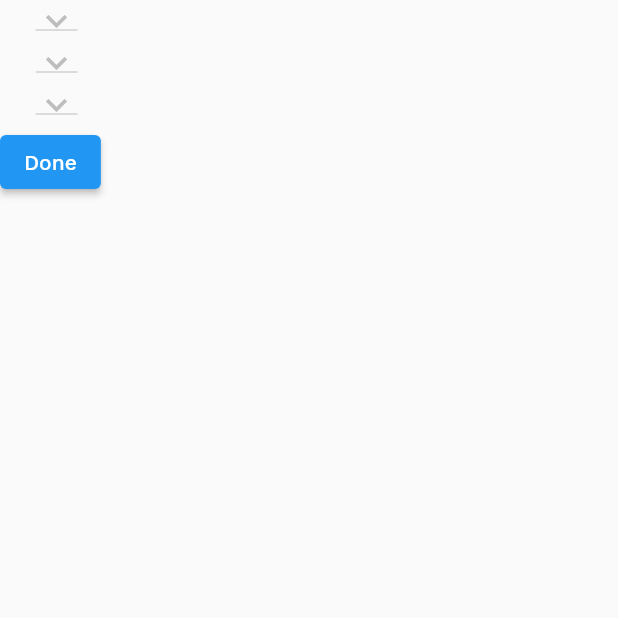
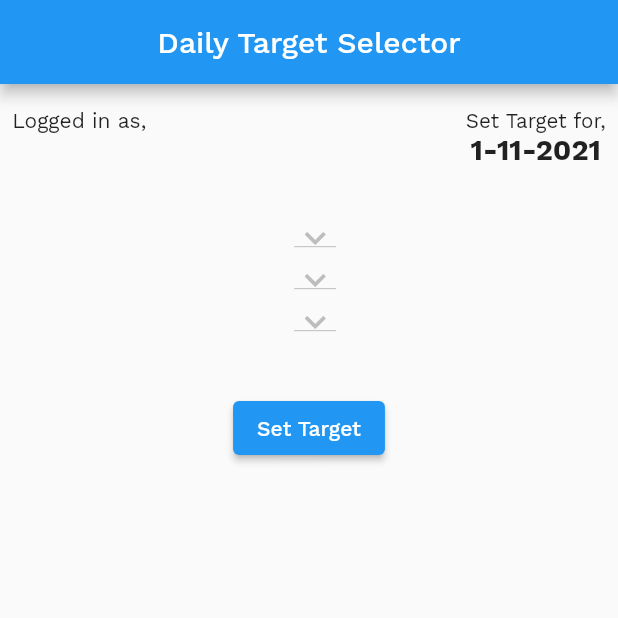
Before and after one commit to AdityaChaudhary18/chef_gram, a Flutter app: the screen it shows once a user with an empty profile is signed in, on a phone screen of 412 x 824 dp, the top half of it. Run offline on Flutter 3.47's test engine with Material 2 defaults, Android fonts, the phone set to English and light mode, and no system bars; our stand-ins replace cloud_firestore, firebase_auth, firebase_core, flutter_slidable, sizer; missing offline and left inert: dart:ffi; accounts and stored records are empty.

Commit message:
Refined Beat Selector

```diff
--- a/lib/screens/Dashboard/beat_selector.dart
+++ b/lib/screens/Dashboard/beat_selector.dart
@@ -7,6 +7,7 @@ import 'package:flutter/material.dart';
 import 'package:provider/provider.dart';
 import 'package:sizer/sizer.dart';
 
+import '../../authentication_service.dart';
 import '../../database_service.dart';
 
 class BeatSelector extends StatefulWidget {
@@ -70,10 +71,23 @@ class _BeatSelectorState extends State<BeatSelector> {
     super.initState();
   }
 
+  var now = new DateTime.now();
+
   @override
   Widget build(BuildContext context) {
+    if (Provider.of<Profile>(context).state != '' &&
+        Provider.of<Profile>(context).city != '' &&
+        Provider.of<Profile>(context).beat != '' &&
+        Provider.of<Profile>(context).timeTargetUpdated?.toDate().day ==
+            DateTime.now().day) {
+      return Dashboard();
+    } else {
       return SafeArea(
         child: Scaffold(
+          appBar: AppBar(
+            title: Text("Daily Target Selector"),
+            centerTitle: true,
+          ),
           body: Consumer<Profile>(builder: (context, profile, child) {
             if (profile.state != '' &&
                 profile.city != '' &&
@@ -81,8 +95,49 @@ class _BeatSelectorState extends State<BeatSelector> {
                 profile.timeTargetUpdated?.toDate().day == DateTime.now().day) {
               return Dashboard();
             } else
-            return Column(
+              return Padding(
+                padding: EdgeInsets.symmetric(horizontal: 2.w, vertical: 2.h),
+                child: Column(
+                  crossAxisAlignment: CrossAxisAlignment.start,
                   children: [
+                    Row(
+                      crossAxisAlignment: CrossAxisAlignment.start,
+                      mainAxisAlignment: MainAxisAlignment.spaceBetween,
+                      children: [
+                        Column(
+                          crossAxisAlignment: CrossAxisAlignment.start,
+                          children: [
+                            Text("Logged in as,"),
+                            Text(
+                              profile.name,
+                              style: TextStyle(
+                                  fontSize: 14.sp, fontWeight: FontWeight.bold),
+                            ),
+                          ],
+                        ),
+                        Column(
+                          children: [
+                            Text(
+                              "Set Target for,",
+                              style: TextStyle(fontSize: 10.sp),
+                            ),
+                            Text(
+                              "${now.day}-${now.month}-${now.year}",
+                              style: TextStyle(
+                                  fontSize: 14.sp, fontWeight: FontWeight.bold),
+                            ),
+                          ],
+                        ),
+                      ],
+                    ),
+                    Container(
+                      width: 100.w,
+                      child: Column(
+                        crossAxisAlignment: CrossAxisAlignment.center,
+                        children: [
+                          SizedBox(
+                            height: 4.h,
+                          ),
                           Padding(
                             padding: EdgeInsets.only(left: 2.w),
                             child: DropdownButton<String>(
@@ -100,7 +155,8 @@ class _BeatSelectorState extends State<BeatSelector> {
                               },
                               items: stateMap.keys
                                   .toList()
-                        .map<DropdownMenuItem<String>>((String value) {
+                                  .map<DropdownMenuItem<String>>(
+                                      (String value) {
                                 return DropdownMenuItem<String>(
                                   value: value,
                                   child: Text(value),
@@ -124,7 +180,8 @@ class _BeatSelectorState extends State<BeatSelector> {
                               },
                               items: cityMap.keys
                                   .toList()
-                        .map<DropdownMenuItem<String>>((String value) {
+                                  .map<DropdownMenuItem<String>>(
+                                      (String value) {
                                 return DropdownMenuItem<String>(
                                   value: value,
                                   child: Text(value),
@@ -144,7 +201,8 @@ class _BeatSelectorState extends State<BeatSelector> {
                                   beat = newval;
                                 });
                               },
-                    items: beats.map<DropdownMenuItem<String>>((String value) {
+                              items: beats.map<DropdownMenuItem<String>>(
+                                  (String value) {
                                 return DropdownMenuItem<String>(
                                   value: value,
                                   child: Text(value),
@@ -152,10 +210,15 @@ class _BeatSelectorState extends State<BeatSelector> {
                               }).toList(),
                             ),
                           ),
+                          SizedBox(
+                            height: 4.h,
+                          ),
                           ElevatedButton(
-                  child: Text("Done"),
+                            child: Text("Set Target"),
                             onPressed: () {
-                    if (state != null && city != null && beat != null) {
+                              if (state != null &&
+                                  city != null &&
+                                  beat != null) {
                                 context
                                     .read<DatabaseService>()
                                     .updateTodayTarget(state, city, beat);
@@ -163,9 +226,14 @@ class _BeatSelectorState extends State<BeatSelector> {
                             },
                           ),
                         ],
+                      ),
+                    ),
+                  ],
+                ),
               );
           }),
         ),
       );
     }
   }
+}
```
Lines whose indentation alone changed are shown as unchanged.
